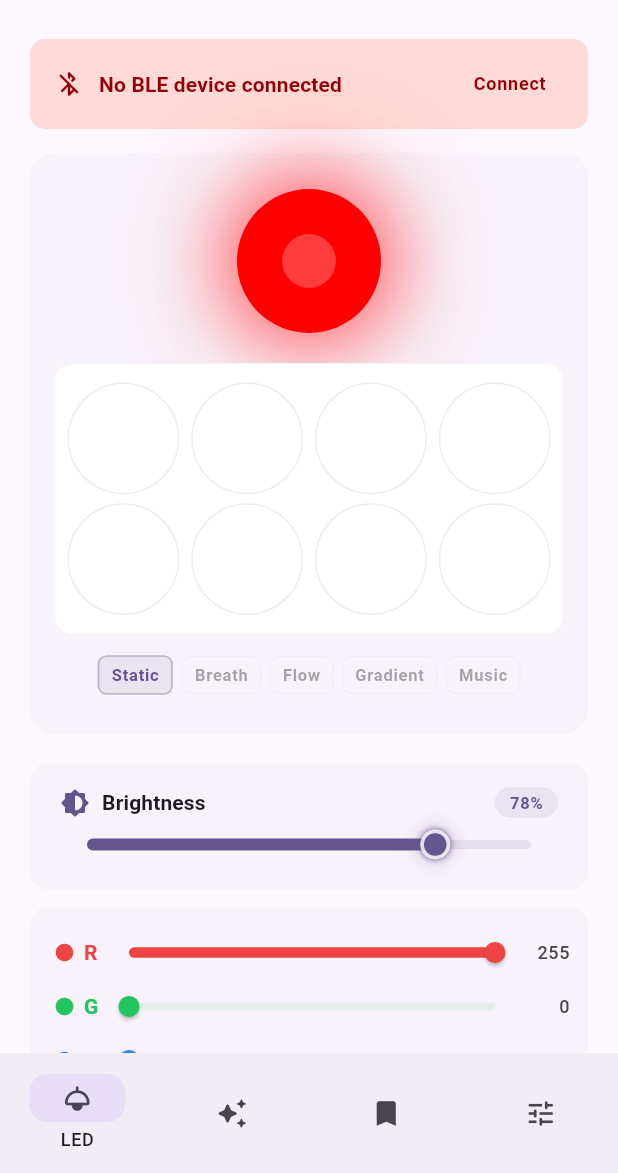
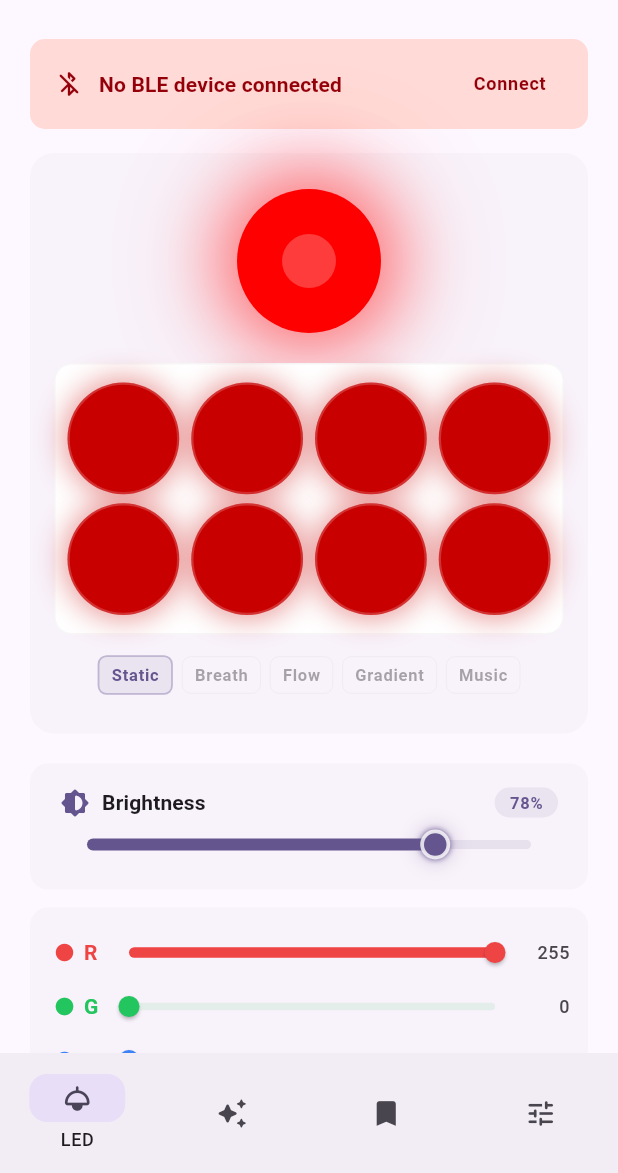
Before and after one commit to DeliciousBuding/fpga-electronic-measurement-labs, a Flutter app: the screen it shows after launch, on a phone screen of 412 x 824 dp, the part 63-1236 px from its top. Run offline on Flutter 3.47's test engine with Material 3 defaults, Android fonts, the phone set to English and light mode, and no system bars; drawn by our look-alikes of dynamic_color; our stand-ins replace flutter_blue_plus, flutter_riverpod, logger, shared_preferences; Roboto replaces fonts that are missing (MiSans).

Commit message:
fix: LED dot brightness scaling was no-op
Color.r/.g/.b return 0.0-1.0 doubles; multiplying by brightness/255
then rounding gave 0 or 1, making the brightness slider have no
visible effect on the LED dot preview. Fixed by converting to
0-255 int range before applying brightness factor.

Co-Authored-By: Claude <noreply@anthropic.com>

```diff
--- a/app/lib/pages/main_shell.dart
+++ b/app/lib/pages/main_shell.dart
@@ -228,12 +228,14 @@ class _ColorHeroState extends State<_ColorHero> with SingleTickerProviderStateMi
 
   Color _ledColor(int index, Color base) {
     final bf = widget.brightness / 255.0;
-    final c = Color.fromARGB(255, (base.r * bf).round().clamp(0, 255), (base.g * bf).round().clamp(0, 255), (base.b * bf).round().clamp(0, 255));
+    final r = (base.r * 255.0 * bf).round().clamp(0, 255);
+    final g = (base.g * 255.0 * bf).round().clamp(0, 255);
+    final b = (base.b * 255.0 * bf).round().clamp(0, 255);
     switch (widget.mode) {
       case 1:
         final v = _anim.value * 2 * math.pi;
         final sin = (0.5 + 0.5 * math.sin(v)).clamp(0.0, 1.0);
-        return Color.fromARGB(255, (c.r * sin).round(), (c.g * sin).round(), (c.b * sin).round());
+        return Color.fromARGB(255, (r * sin).round(), (g * sin).round(), (b * sin).round());
       case 2:
         final t = _anim.value * 8;
         final pos = t % 8;
@@ -241,12 +243,12 @@ class _ColorHeroState extends State<_ColorHero> with SingleTickerProviderStateMi
         final wrapped = (8 - dist).abs();
         final minDist = dist < wrapped ? dist : wrapped;
         final f = (1.0 - minDist / 2.5).clamp(0.0, 1.0);
-        return Color.fromARGB(255, (c.r * f).round(), (c.g * f).round(), (c.b * f).round());
+        return Color.fromARGB(255, (r * f).round(), (g * f).round(), (b * f).round());
       case 3:
         final hue = (_anim.value * 360 + index * 20) % 360;
         return HSVColor.fromAHSV(1.0, hue, 1.0, bf).toColor();
       default:
-        return c;
+        return Color.fromARGB(255, r, g, b);
     }
   }
 
```
